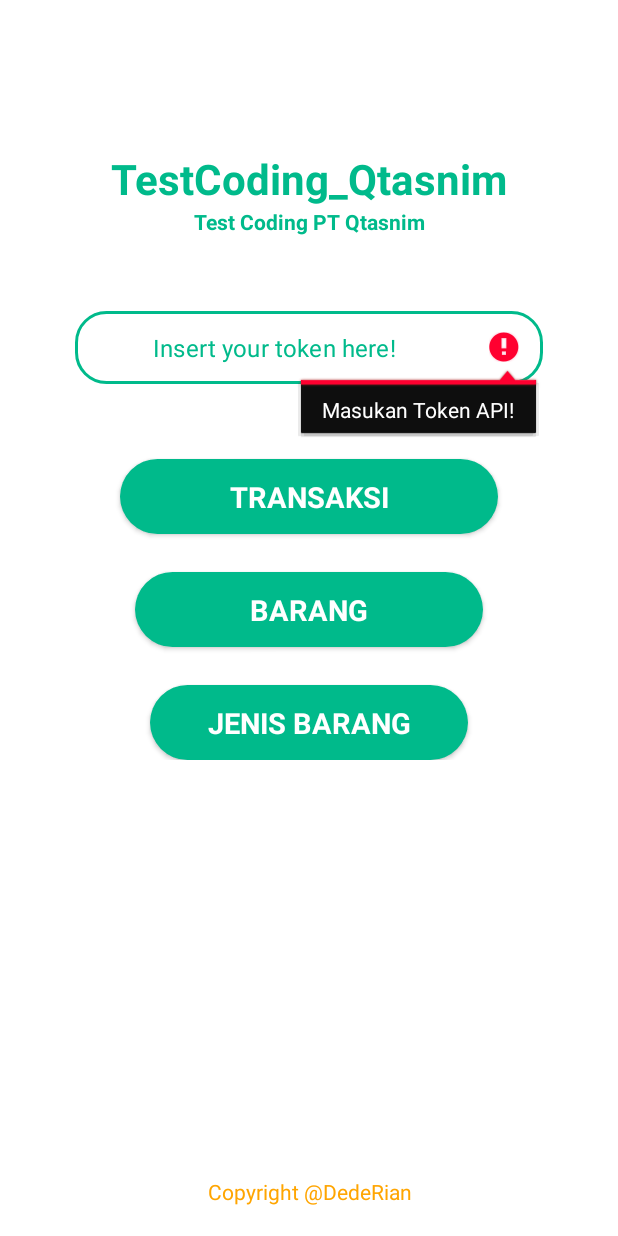
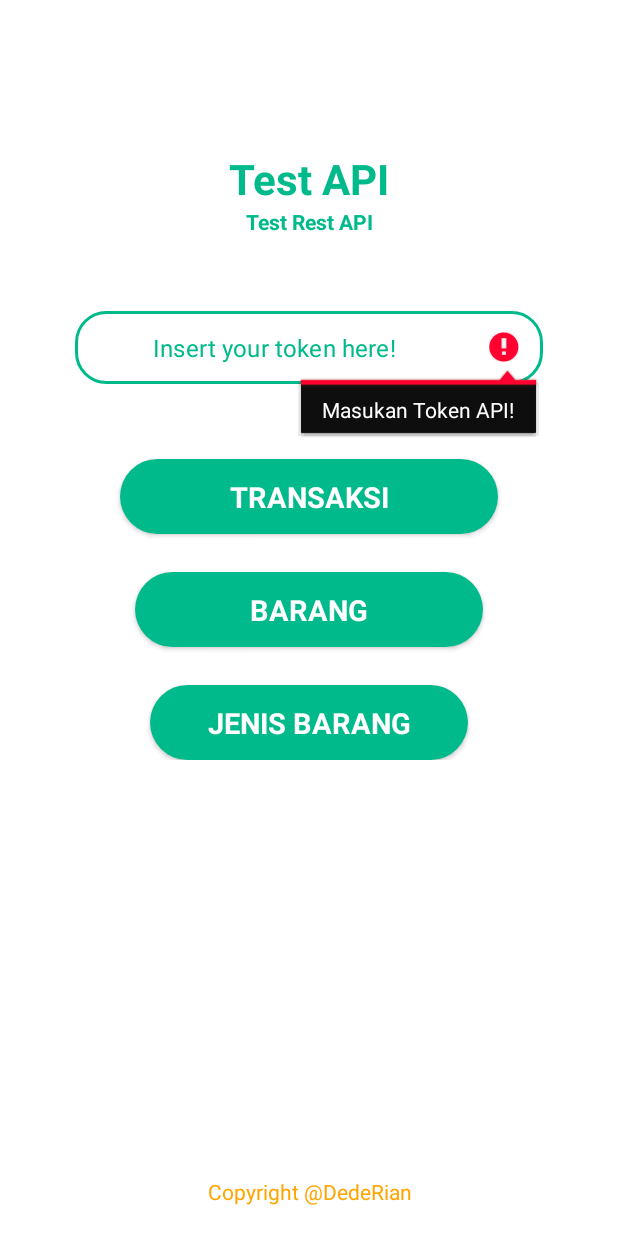
Before and after one commit to r2itech/TestRestAPI-Transaction, an Android app: the screen it shows after launch (MainActivity), after a tap on "TRANSAKSI", on a phone screen of 412 x 824 dp. Run offline under Robolectric (Android 15) with nearby library versions, the phone set to English and light mode, and no system bars.

Commit message:
Set Identity

```diff
--- a/app/src/main/java/com/fkomuniku/testcoding_qtasnim/activity/MainActivity.java
+++ b/app/src/main/java/com/fkomuniku/testcoding_qtasnim/activity/MainActivity.java
@@ -40,9 +40,7 @@ public class MainActivity extends AppCompatActivity {
 
     private void setListener()
     {
-        btn_transaksi.setOnClickListener(new View.OnClickListener() {
-            @Override
-            public void onClick(View v) {
+        btn_transaksi.setOnClickListener(v -> {
             String token = et_token.getText().toString().trim();
             if(token.isEmpty()){
                 et_token.setError("Masukan Token API!");
@@ -53,12 +51,9 @@ public class MainActivity extends AppCompatActivity {
             intent.putExtra("menu", "transaksi");
             intent.putExtra("token", token);
             startActivity(intent);
-            }
         });
 
-        btn_barang.setOnClickListener(new View.OnClickListener() {
-            @Override
-            public void onClick(View v) {
+        btn_barang.setOnClickListener(v -> {
             String token = et_token.getText().toString().trim();
             if(token.isEmpty()){
                 et_token.setError("Masukan Token API!");
@@ -70,7 +65,6 @@ public class MainActivity extends AppCompatActivity {
             intent.putExtra("menu", "barang");
             intent.putExtra("token", token);
             startActivity(intent);
-            }
         });
 
         btn_jenis_barang.setOnClickListener(new View.OnClickListener() {
--- a/app/src/main/res/values/strings.xml
+++ b/app/src/main/res/values/strings.xml
@@ -1,6 +1,6 @@
 <resources>
-    <string name="app_name">TestCoding_Qtasnim</string>
-    <string name="app_name1">Test Coding PT Qtasnim</string>
+    <string name="app_name">Test API</string>
+    <string name="app_name1">Test Rest API</string>
     <string name="menu_transaksi">Transaksi</string>
     <string name="menu_barang">Barang</string>
     <string name="menu_jenis_barang">Jenis Barang</string>
```
Also changed, not shown: 1 other file. Lines whose indentation alone changed are shown as unchanged.
